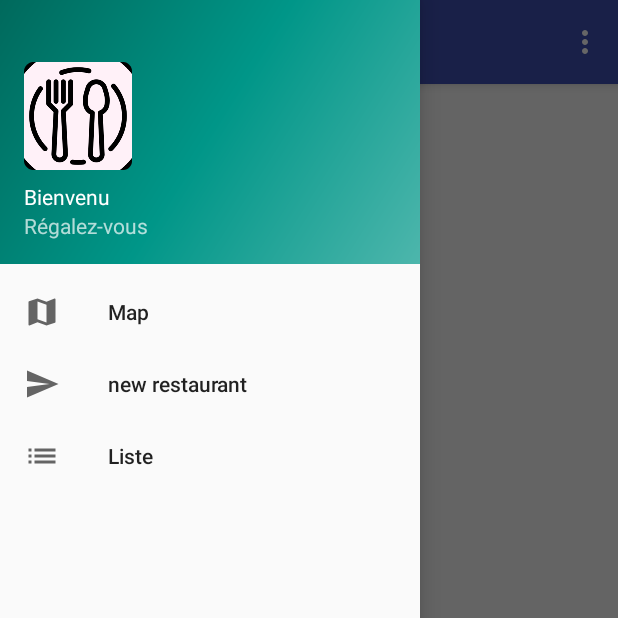
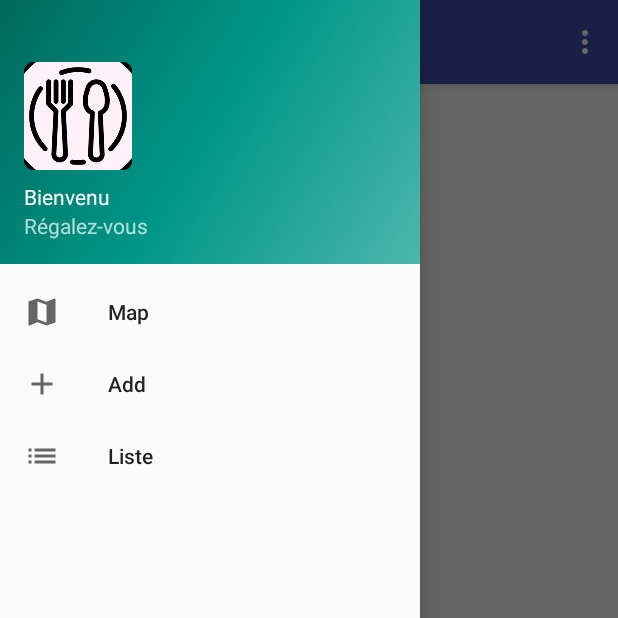
Before and after one commit to thomaaaas/FindFood, an Android app: the screen it shows after launch (MainActivity), with the side drawer open, on a phone screen of 412 x 824 dp, the top half of it. Run offline under Robolectric (Android 15) with nearby library versions, the phone set to English and light mode, and no system bars.

Commit message:
new to add

```diff
--- /dev/null
+++ b/app/src/main/res/drawable/ic_add_black_24dp.xml
@@ -0,0 +1,9 @@
+<vector xmlns:android="http://schemas.android.com/apk/res/android"
+        android:width="24dp"
+        android:height="24dp"
+        android:viewportWidth="24.0"
+        android:viewportHeight="24.0">
+    <path
+        android:fillColor="#FF000000"
+        android:pathData="M19,13h-6v6h-2v-6H5v-2h6V5h2v6h6v2z"/>
+</vector>
--- a/app/src/main/res/menu/activity_main_drawer.xml
+++ b/app/src/main/res/menu/activity_main_drawer.xml
@@ -10,8 +10,8 @@
             android:title="Map" />
         <item
             android:id="@+id/nav_newRestaurant"
-            android:icon="@drawable/ic_menu_send"
-            android:title="new restaurant" />
+            android:icon="@drawable/ic_add_black_24dp"
+            android:title="Add" />
         <item
             android:id="@+id/nav_liste"
             android:icon="@drawable/ic_list_black_24dp"
```
